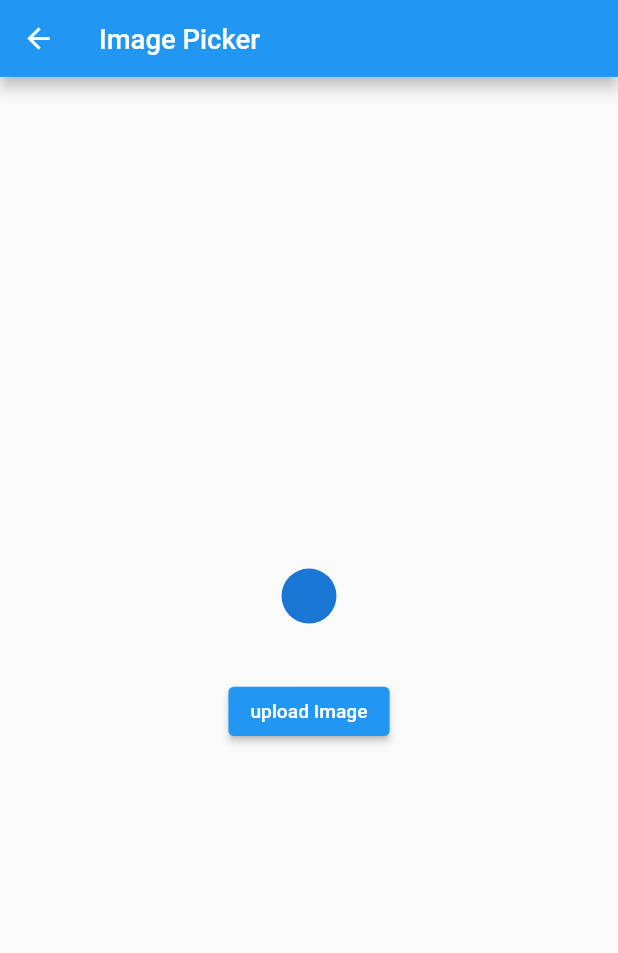
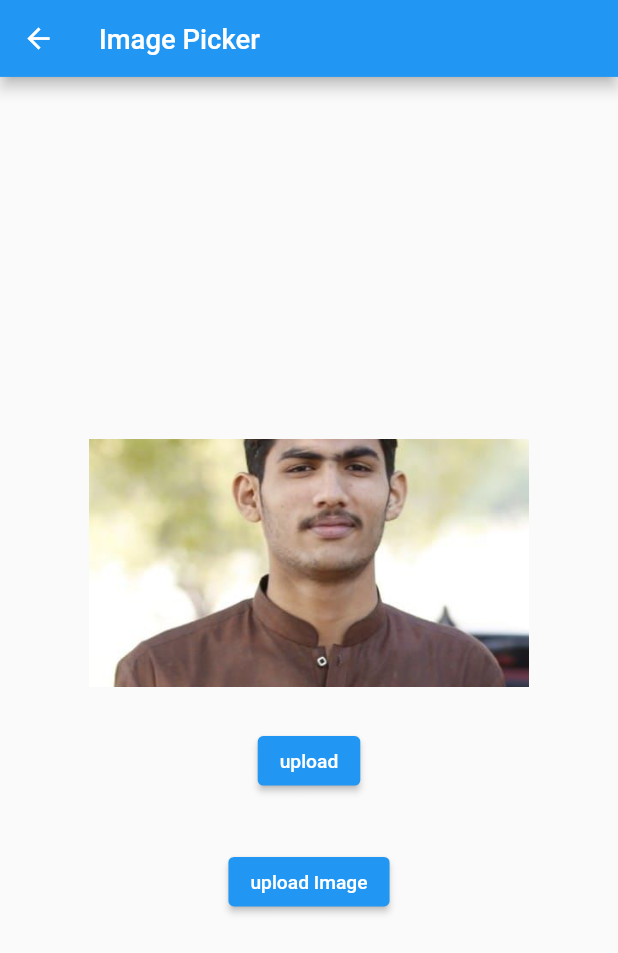
Before and after one commit to Engrkamlesh/Getx_Practice, a Flutter app: the Image_Picker screen opened directly, after a tap on "upload Image", on a phone screen of 412 x 824 dp. Shown: the top 953 px of the screen. Run offline on Flutter 3.47's test engine with Material 2 defaults, Android fonts, the phone set to English and light mode, and no system bars; our stand-ins replace dio, get, image_picker, responsive_framework, shared_preferences, velocity_x; missing offline and left inert: email_auth, email_otp, multiple_images_picker; accounts and stored records are empty.

Commit message:
same 1:0222

```diff
--- a/lib/getController.dart
+++ b/lib/getController.dart
@@ -11,10 +11,24 @@ class CountgetProvider extends GetxController{
   }
 
 
+  RxString imagePath = ''.obs;
+  RxString defaultImagePath = 'image/img.jpg'.obs;
+
+  void pickImage() async {
+    final picker = ImagePicker();
+    final pickedFile = await picker.pickImage(source: ImageSource.gallery);
+
+    if (pickedFile != null) {
+      imagePath.value = pickedFile.path.toString();
+    }
+    else {
+      imagePath.value;
+    }
+  }
 
 
 //Image Picker
-RxString imagePath = ''.obs;
+// RxString imagePath = ''.obs;
 
 Future getImage()async{
   final ImagePicker _picker = ImagePicker();
--- a/lib/image_picker.dart
+++ b/lib/image_picker.dart
@@ -2,6 +2,7 @@ import 'dart:io';
 import 'package:dart_task/getController.dart';
 import 'package:flutter/material.dart';
 import 'package:get/get.dart';
+import 'package:velocity_x/velocity_x.dart';
 
 class Image_Picker extends StatefulWidget {
   const Image_Picker({super.key});
@@ -12,23 +13,59 @@ class Image_Picker extends StatefulWidget {
 
 class _Image_PickerState extends State<Image_Picker> {
   CountgetProvider controller = Get.put(CountgetProvider());
+
   @override
   Widget build(BuildContext context) {
+
     return Scaffold(
       appBar: AppBar(title: Text('Image Picker'),),
       body: Center(
-        child: Column(
+        child: Obx((){
+          return Column(
           mainAxisAlignment: MainAxisAlignment.center,
           crossAxisAlignment: CrossAxisAlignment.center,
           children: [
-          CircleAvatar(
-            backgroundImage: controller.imagePath.isNotEmpty?FileImage(File(controller.imagePath.toString())):null,
-          ),
+            controller.imagePath.isEmpty ? Container(
+              height: 180,
+              width: 320,
+              color: Colors.blue,
+
+              child: Image.asset(controller.defaultImagePath.toString(),fit: BoxFit.cover,),
+            ).centered().py(30):Container(
+              height: 180,
+              width: 320,
+              decoration: BoxDecoration(
+
+              ),
+              // color: Colors.blue,
+              child: Image.file(File(controller.imagePath.toString()),fit: BoxFit.cover,),
+            ).centered().py(30),
+            ElevatedButton(onPressed: (){
+              controller.pickImage();
+            }, child: Text('upload')),
+          //   Container(
+          //     child: controller.imagePath.isEmpty?
+          // CircleAvatar(
+          //   radius: 50,
+          //   backgroundImage:FileImage(File(controller.imagePath.toString()))):
+          // CircleAvatar(
+          //   radius: 50,
+          //   backgroundImage:AssetImage(controller.defaultImagePath.toString())),
+          //   ).onTap(() {
+          //     controller.pickImage();
+          //   }),
+
+            // ) : Asse
+            // controller.imagePath.isNotEmpty?FileImage(File(controller.imagePath.toString())):null,
+
+            // child: controller.imagePath.value == null ? Image.asset('assets/images/default_image.png'): Image.file(File(controller.imagePath.toString())),
+          // ),
           SizedBox(height: 40),
           ElevatedButton(onPressed: (){
-            controller.getImage();
+            controller.pickImage();
           }, child: Text('upload Image'))
-        ],),
+        ],);
+        })
       ),
     );
   }
--- a/lib/main.dart
+++ b/lib/main.dart
@@ -10,6 +10,8 @@ import 'package:responsive_framework/responsive_wrapper.dart';
 import 'package:get/get.dart';
 import 'package:responsive_framework/utils/scroll_behavior.dart';
 
+import 'controller/pick_image.dart';
+import 'image_picker.dart';
 import 'list_Screen.dart';
 import 'new_Screen.dart';
 import 'otp/home.dart';
@@ -40,7 +42,7 @@ class MyApp extends StatelessWidget {
                       ResponsiveBreakpoint.resize(1200, name: DESKTOP),
                       ResponsiveBreakpoint.resize(2460 , name: '4k')
         ]),
-      home: RadioList(),
+      home: Pick_Images(),
       // getPages: [
       //   GetPage(name: '/', page: ()=>Simple_screen()),
       //   GetPage(name: '/second', page: ()=>Second_Screen())
--- a/pubspec.yaml
+++ b/pubspec.yaml
@@ -47,6 +47,7 @@ dependencies:
   otp_text_field: ^1.1.3
   email_otp: ^2.0.1
   dio: ^5.1.2
+  multiple_images_picker: ^1.0.1
 
 
 
```
Also changed, not shown: lib/controller/images_controller.dart (added, +57 -0 lines), lib/controller/pick_image.dart (added, +40 -0 lines), lib/model/image_model.dart (added, +7 -0 lines), pubspec.lock, 1 other file.
